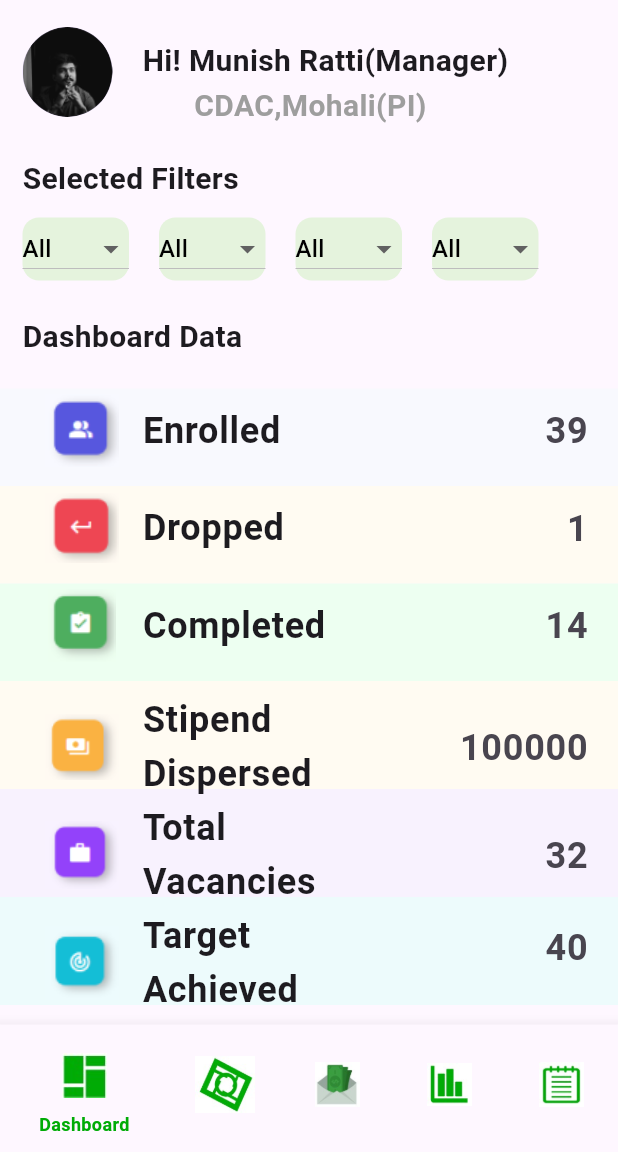
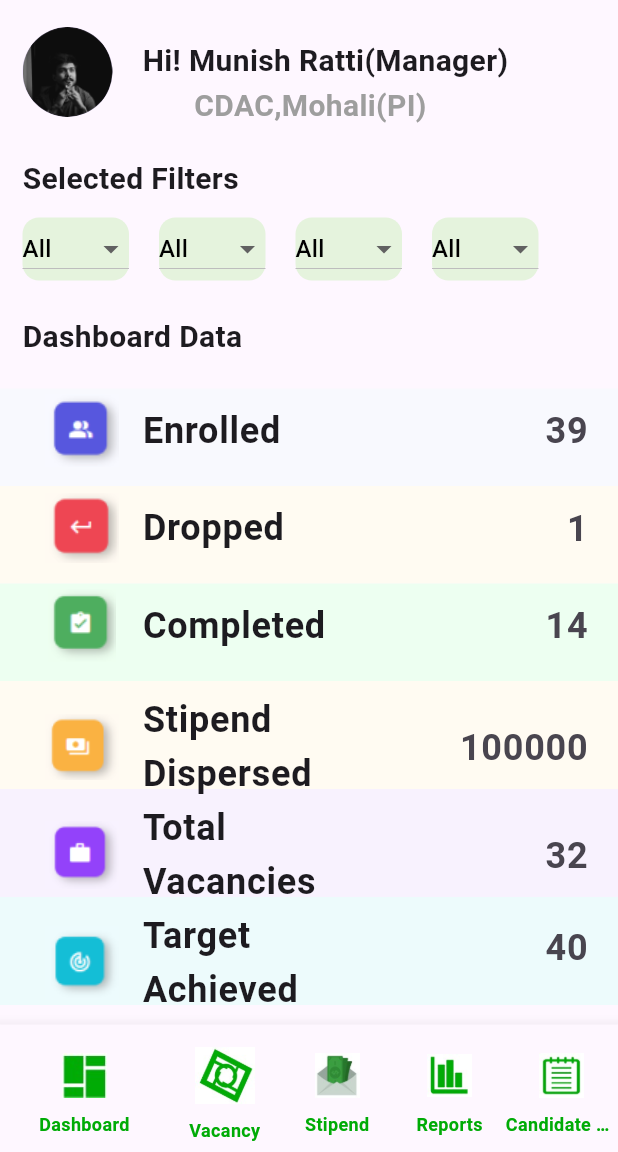
Before and after one commit to Rashmeet1-hub/WblMobile, a Flutter app: the screen it shows after launch, on a phone screen of 412 x 824 dp, the part 84-1236 px from its top. Run offline on Flutter 3.47's test engine with Material 3 defaults, Android fonts, the phone set to English and light mode, and no system bars.

```diff
--- a/lib/WBL Pages/Demo Testing Pages/admindashboard.dart
+++ b/lib/WBL Pages/Demo Testing Pages/admindashboard.dart
@@ -494,7 +494,8 @@ class admindashboard extends StatelessWidget {
                 width: 30,
               ),
             ),
-              label: ''),
+            label: 'Stipend',
+          ),
           BottomNavigationBarItem(
               icon: IconButton(
                 onPressed: () {},
@@ -514,14 +515,22 @@ class admindashboard extends StatelessWidget {
                   width: 30,
                 ),
               ),
-              label: ''),
+              label: 'Candidate List'),
         ],
         selectedLabelStyle: TextStyle(
           fontSize: 12,
           fontWeight: FontWeight.bold,
           color: colorBar, // Use the same color as the Dashboard label
         ),
+        unselectedLabelStyle: TextStyle(
+          fontSize: 12,
+          fontWeight: FontWeight.bold,
+          color: colorBar,
+        ),
         selectedItemColor: colorBar,
+        unselectedItemColor: colorBar,
+        showSelectedLabels: true,
+        showUnselectedLabels: true,
       ),
     );
   }
```
Lines whose indentation alone changed are shown as unchanged.
